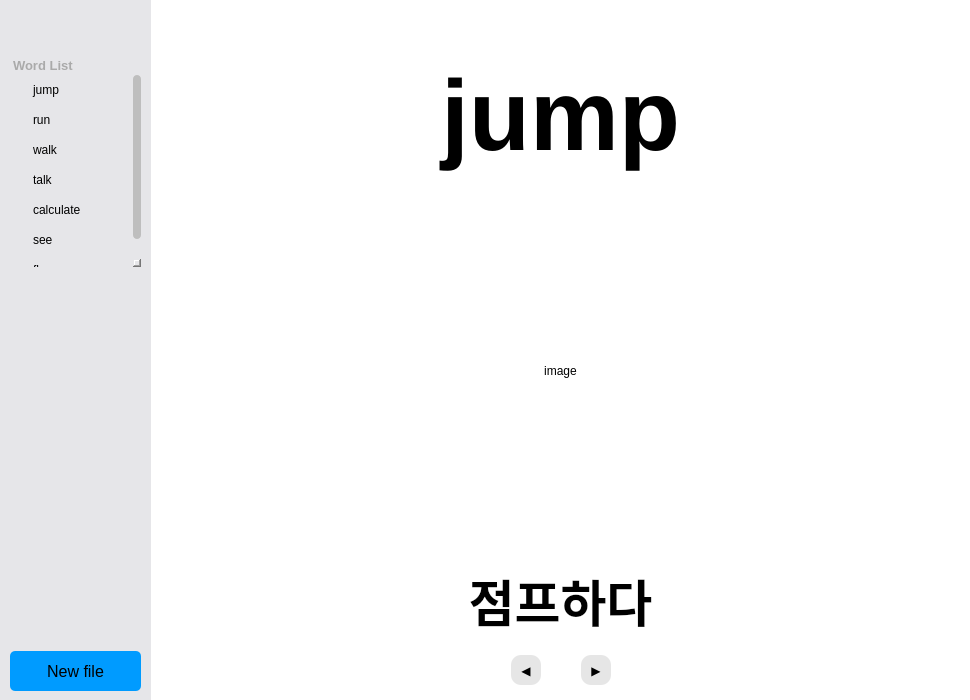
Before: the Qt Designer form main.ui in gonyo1/VisualVocaApp, drawn with Qt 5.
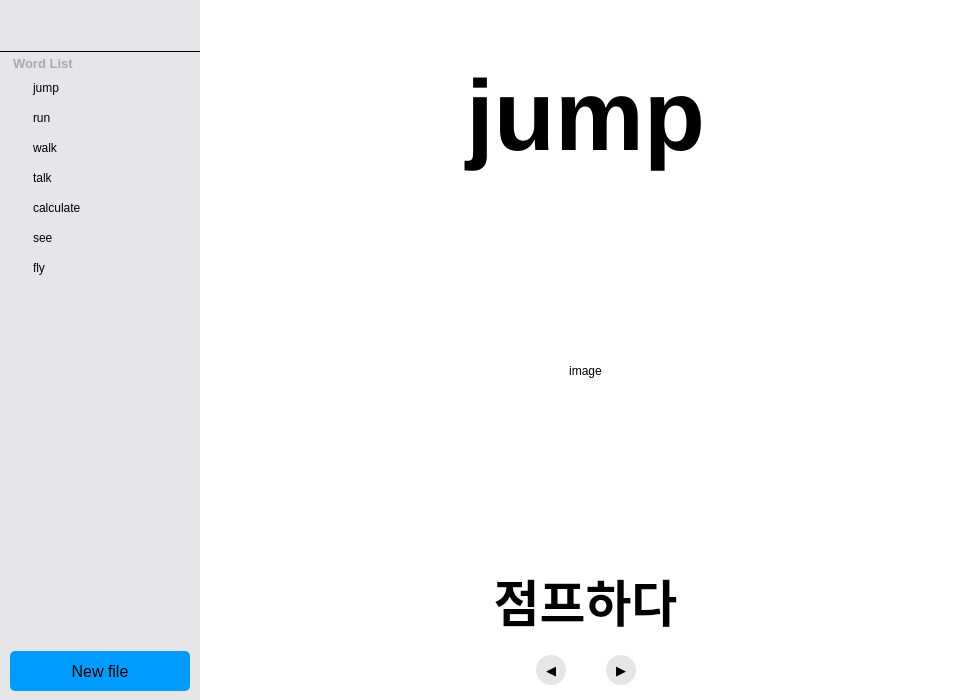
After: the same form once the commit is applied. Icons and pictures are not drawn.

The edit to the form file:
```diff
--- a/main.ui
+++ b/main.ui
@@ -6,7 +6,7 @@
    <rect>
     <x>0</x>
     <y>0</y>
-    <width>970</width>
+    <width>971</width>
     <height>700</height>
    </rect>
   </property>
@@ -33,18 +33,19 @@
 }
 
 QScrollBar:vertical {
+background: white;
 border: 0px solid;
-background:transparent;
-width:8px;
-margin: 0px 0px 0px 0px;
+width: 8px;
+margin: 0px;
 }
 QScrollBar::handle:vertical {
 background: rgb(190, 190, 190);
 min-height: 0px;
+max-height: 30px;
 border-radius: 4px;
 }
 QScrollBar::sub-line:vertical {
-height: 0 px;
+height: 0px;
 subcontrol-position: top;
 subcontrol-origin: margin;
 }</string>
@@ -55,7 +56,7 @@
      <rect>
       <x>0</x>
       <y>0</y>
-      <width>151</width>
+      <width>200</width>
       <height>701</height>
      </rect>
     </property>
@@ -112,7 +113,7 @@
     </property>
     <layout class="QVBoxLayout" name="verticalLayout">
      <property name="spacing">
-      <number>5</number>
+      <number>1</number>
      </property>
      <property name="leftMargin">
       <number>0</number>
@@ -140,11 +141,45 @@
          <height>50</height>
         </size>
        </property>
+       <property name="styleSheet">
+        <string notr="true">background-image: url(:/main/resource/logo.svg);</string>
+       </property>
        <property name="text">
         <string/>
        </property>
       </widget>
      </item>
+     <item>
+      <widget class="Line" name="line">
+       <property name="sizePolicy">
+        <sizepolicy hsizetype="Minimum" vsizetype="Fixed">
+         <horstretch>0</horstretch>
+         <verstretch>0</verstretch>
+        </sizepolicy>
+       </property>
+       <property name="minimumSize">
+        <size>
+         <width>0</width>
+         <height>1</height>
+        </size>
+       </property>
+       <property name="maximumSize">
+        <size>
+         <width>16777215</width>
+         <height>1</height>
+        </size>
+       </property>
+       <property name="styleSheet">
+        <string notr="true">background-color: rgb(0, 0, 0);</string>
+       </property>
+       <property name="lineWidth">
+        <number>1</number>
+       </property>
+       <property name="orientation">
+        <enum>Qt::Horizontal</enum>
+       </property>
+      </widget>
+     </item>
      <item>
       <widget class="QScrollArea" name="mb_voca_scroll">
        <property name="widgetResizable">
@@ -155,8 +190,8 @@
          <rect>
           <x>0</x>
           <y>0</y>
-          <width>151</width>
-          <height>581</height>
+          <width>200</width>
+          <height>587</height>
          </rect>
         </property>
         <property name="sizePolicy">
@@ -184,11 +219,17 @@
          <item>
           <widget class="QWidget" name="mb_voca_widget_1" native="true">
            <property name="sizePolicy">
-            <sizepolicy hsizetype="Preferred" vsizetype="Maximum">
+            <sizepolicy hsizetype="Preferred" vsizetype="Expanding">
              <horstretch>0</horstretch>
              <verstretch>0</verstretch>
             </sizepolicy>
            </property>
+           <property name="maximumSize">
+            <size>
+             <width>16777215</width>
+             <height>400</height>
+            </size>
+           </property>
            <layout class="QVBoxLayout" name="verticalLayout_4">
             <property name="spacing">
              <number>0</number>
@@ -247,7 +288,7 @@
               <property name="maximumSize">
                <size>
                 <width>16777215</width>
-                <height>300</height>
+                <height>16777215</height>
                </size>
               </property>
               <property name="cursor" stdset="0">
@@ -340,6 +381,9 @@
            <property name="orientation">
             <enum>Qt::Vertical</enum>
            </property>
+           <property name="sizeType">
+            <enum>QSizePolicy::Expanding</enum>
+           </property>
            <property name="sizeHint" stdset="0">
             <size>
              <width>20</width>
@@ -376,9 +420,9 @@
    <widget class="QWidget" name="mb_show_adj" native="true">
     <property name="geometry">
      <rect>
-      <x>150</x>
+      <x>200</x>
       <y>0</y>
-      <width>821</width>
+      <width>771</width>
       <height>700</height>
      </rect>
     </property>
@@ -388,8 +432,12 @@
 }
 QPushButton#back, 
 QPushButton#forward {
+font: 13px;
+padding: 0px;
+margin: 0px;
 background-color: rgb(230, 230, 230);
-border-radius: 10px;
+border-radius: 15px;
+text-align: center;
 }
 QLabel#mb_show_eng_adj {
 font: 100px;
@@ -406,7 +454,7 @@
       <rect>
        <x>0</x>
        <y>655</y>
-       <width>821</width>
+       <width>771</width>
        <height>30</height>
       </rect>
      </property>
@@ -543,7 +591,7 @@
       <rect>
        <x>0</x>
        <y>50</y>
-       <width>821</width>
+       <width>771</width>
        <height>131</height>
       </rect>
      </property>
@@ -559,7 +607,7 @@
       <rect>
        <x>0</x>
        <y>190</y>
-       <width>821</width>
+       <width>771</width>
        <height>361</height>
       </rect>
      </property>
@@ -575,7 +623,7 @@
       <rect>
        <x>0</x>
        <y>560</y>
-       <width>821</width>
+       <width>771</width>
        <height>81</height>
       </rect>
      </property>
```
Left out of the diff: 7 changed lines with no effect on the pictures.
